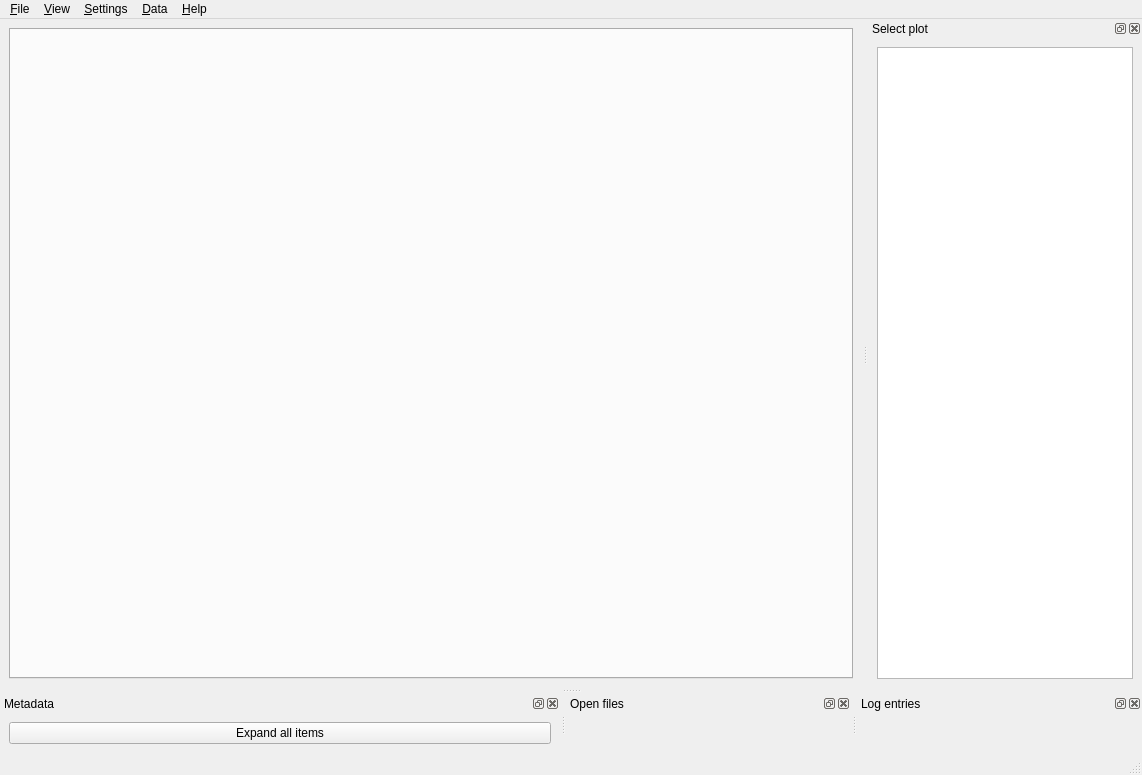
Old version of the form flent/ui/mainwindow.ui in the repository tohojo/flent.
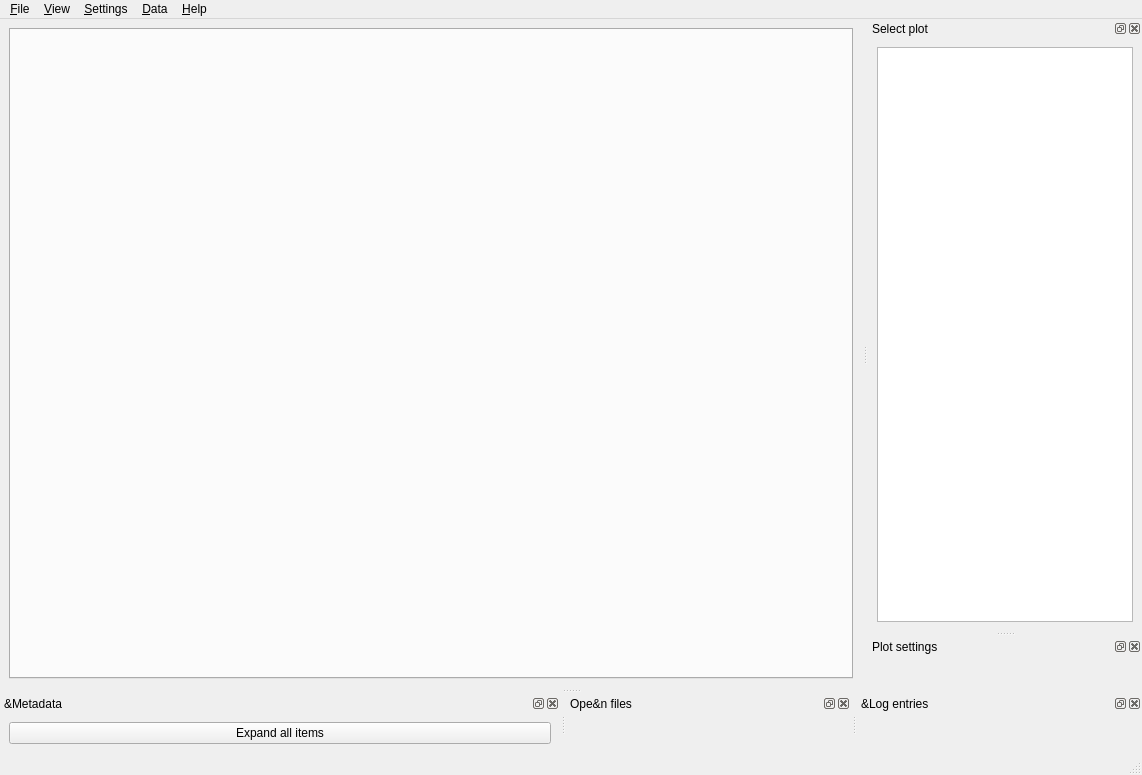
New version of the form.

Commit message: Add empty plot settings widget to sidebar

Patch:
```diff
--- a/flent/ui/mainwindow.ui
+++ b/flent/ui/mainwindow.ui
@@ -156,7 +156,7 @@
     <bool>false</bool>
    </property>
    <property name="windowTitle">
-    <string>Metadata</string>
+    <string>&amp;Metadata</string>
    </property>
    <attribute name="dockWidgetArea">
     <number>8</number>
@@ -175,7 +175,7 @@
   </widget>
   <widget class="QDockWidget" name="openFilesDock">
    <property name="windowTitle">
-    <string>Open files</string>
+    <string>Ope&amp;n files</string>
    </property>
    <attribute name="dockWidgetArea">
     <number>8</number>
@@ -186,13 +186,22 @@
   </widget>
   <widget class="QDockWidget" name="logEntriesDock">
    <property name="windowTitle">
-    <string>Log entries</string>
+    <string>&amp;Log entries</string>
    </property>
    <attribute name="dockWidgetArea">
     <number>8</number>
    </attribute>
    <widget class="QWidget" name="dockWidgetContents_4"/>
   </widget>
+  <widget class="QDockWidget" name="plotSettingsDock">
+   <property name="windowTitle">
+    <string>Plot settings</string>
+   </property>
+   <attribute name="dockWidgetArea">
+    <number>2</number>
+   </attribute>
+   <widget class="QWidget" name="dockWidgetContents_5"/>
+  </widget>
   <action name="actionQuit">
    <property name="text">
     <string>&amp;Quit</string>
```
Left out of the diff: 27 changed lines with no effect on the pictures. The commit also changes 1 other file.
